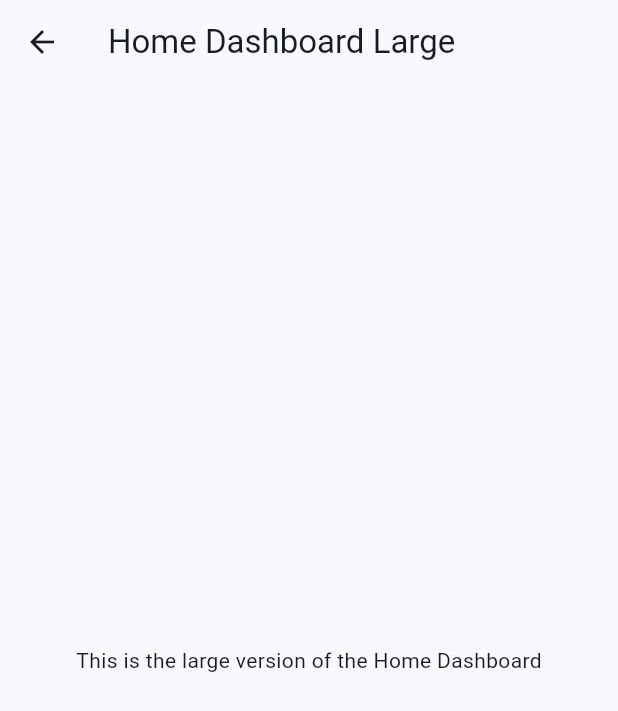
After one commit to neemias-rdl/poc-desktop-responsive-flutter, a Flutter app: the HomeDashboardLarge screen opened directly, on a phone screen of 412 x 824 dp. The commit adds this screen. Shown: the top 711 px of the screen. Run offline on Flutter 3.47's test engine with Material 3 defaults, Android fonts, the phone set to English and light mode, and no system bars.

Commit message:
initial responsive layout

```diff
--- /dev/null
+++ b/lib/presentation/pages/home_dashboard/home_dashboard_l.dart
@@ -0,0 +1,18 @@
+import 'package:flutter/material.dart';
+
+class HomeDashboardLarge extends StatelessWidget {
+  const HomeDashboardLarge({super.key});
+
+  @override
+  Widget build(BuildContext context) {
+    return Scaffold(
+      appBar: AppBar(title: const Text('Home Dashboard Large')),
+      body: Center(
+        child: Text(
+          'This is the large version of the Home Dashboard',
+          style: TextStyle(overflow: TextOverflow.fade),
+        ),
+      ),
+    );
+  }
+}
--- /dev/null
+++ b/lib/presenter/navigators/routes.dart
@@ -0,0 +1,3 @@
+class AppRoutes {
+  static const String home = '/home';
+}
--- /dev/null
+++ b/lib/presenter/responsive/window_sizes.dart
@@ -0,0 +1,5 @@
+class WindowSizes {
+  static const double s = 600;
+  static const double m = 900;
+  static const double l = 1200;
+}
```
Also changed, not shown: lib/presentation/pages/home_dashboard/home_dashboard_m.dart (added, +18 -0 lines), lib/presentation/pages/home_dashboard/home_dashboard_page.dart (added, +26 -0 lines), lib/presentation/pages/home_dashboard/home_dashboard_s.dart (added, +18 -0 lines), lib/presenter/navigators/home_navigator.dart (added, +18 -0 lines), lib/presenter/responsive/responsive_layout.dart (added, +30 -0 lines), lib/main.dart (line endings or trailing spaces).
